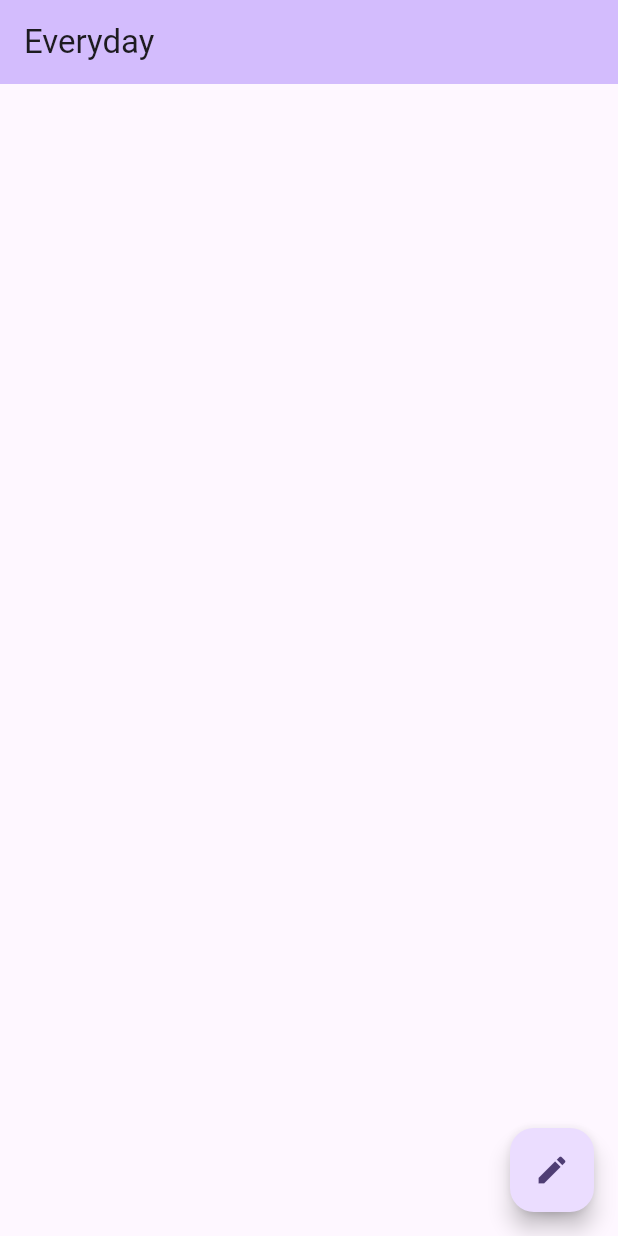
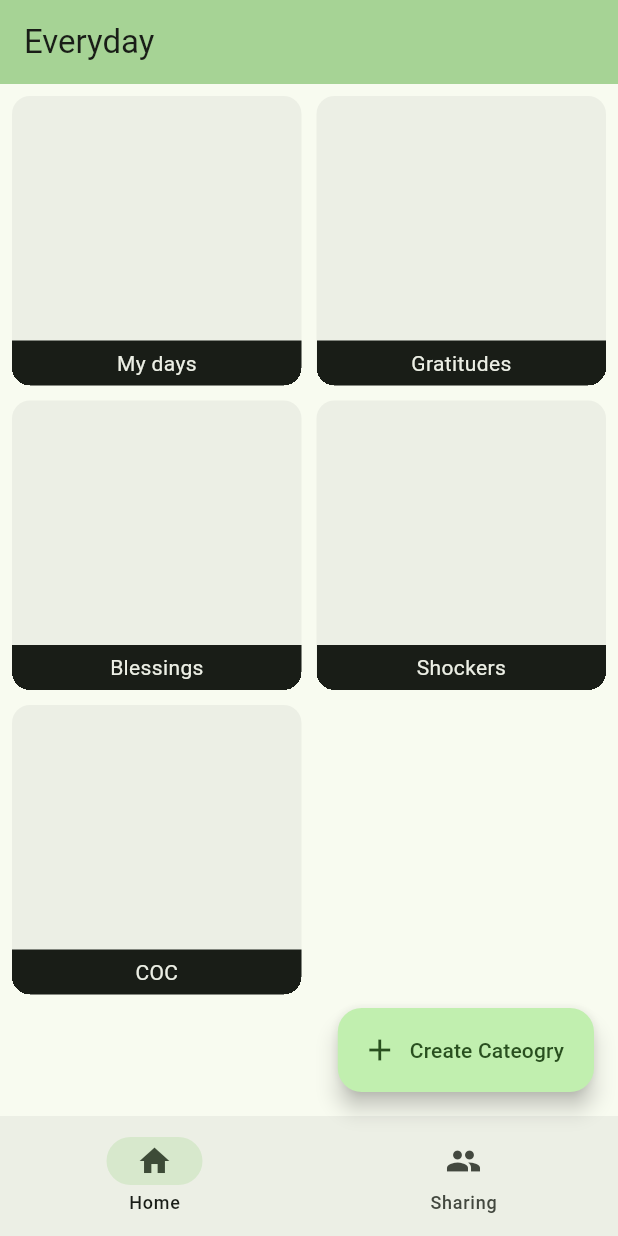
Before and after one commit to bolexyro/everyday, a Flutter app: the screen it shows after launch, on a phone screen of 412 x 824 dp. Run offline on Flutter 3.47's test engine with Material 3 defaults, Android fonts, the phone set to English and light mode, and no system bars.

Commit message:
Make UI changes to home screen

```diff
--- /dev/null
+++ b/lib/components/categories_grid_view.dart
@@ -0,0 +1,38 @@
+import 'package:flutter/material.dart';
+import 'package:flutter/rendering.dart';
+import 'package:myapp/components/category_block.dart';
+import 'package:myapp/models/category.dart';
+
+class CategoriesGridView extends StatelessWidget {
+  const CategoriesGridView({
+    super.key,
+    required this.categories,
+    required this.onScroll,
+  });
+  final List<Category> categories;
+  final void Function({required bool hide}) onScroll;
+
+  @override
+  Widget build(BuildContext context) {
+    return NotificationListener<ScrollNotification>(
+      onNotification: (scrollNotification) {
+        if (scrollNotification is UserScrollNotification) {
+          if (scrollNotification.direction == ScrollDirection.forward) {
+            onScroll(hide: false);
+          } else if (scrollNotification.direction == ScrollDirection.reverse) {
+            onScroll(hide: true);
+          }
+        }
+        return false;
+      },
+      child: GridView.count(
+        crossAxisCount: 2,
+        crossAxisSpacing: 10,
+        mainAxisSpacing: 10,
+        children: categories
+            .map((category) => CategoryBlock(category: category))
+            .toList(),
+      ),
+    );
+  }
+}
--- /dev/null
+++ b/lib/components/category_block.dart
@@ -0,0 +1,41 @@
+import 'package:flutter/material.dart';
+import 'package:myapp/core/extensions.dart';
+import 'package:myapp/models/category.dart';
+import 'package:myapp/screens/category_screen.dart';
+
+class CategoryBlock extends StatelessWidget {
+  const CategoryBlock({
+    super.key,
+    required this.category,
+  });
+
+  final Category category;
+  @override
+  Widget build(BuildContext context) {
+    return GestureDetector(
+      onTap: () => context.navigator
+          .push(context.route(CategoryScreen(category: category))),
+      child: Container(
+        clipBehavior: Clip.hardEdge,
+        alignment: Alignment.bottomCenter,
+        width: 200,
+        height: 100,
+        decoration: BoxDecoration(
+          borderRadius: BorderRadius.circular(12),
+          color: Theme.of(context).colorScheme.surfaceContainer,
+        ),
+        child: Container(
+          width: double.infinity,
+          height: 30,
+          color: context.colorScheme.onSurface,
+          child: Center(
+            child: Text(
+              category.name,
+              style: TextStyle(color: context.colorScheme.surfaceContainer),
+            ),
+          ),
+        ),
+      ),
+    );
+  }
+}
--- a/lib/components/expandable_fab.dart
+++ b/lib/components/expandable_fab.dart
@@ -121,7 +121,7 @@ class TapToOpenFab extends StatelessWidget {
           duration: const Duration(milliseconds: 250),
           child: FloatingActionButton(
             onPressed: toggle,
-            child: const Icon(Icons.create),
+            child: const Icon(Icons.add),
           ),
         ),
       ),
@@ -139,25 +139,11 @@ class TapToCloseFab extends StatelessWidget {
 
   @override
   Widget build(BuildContext context) {
-    return SizedBox(
-      width: 56,
-      height: 56,
-      child: Center(
-        child: Material(
-          shape: const CircleBorder(),
-          clipBehavior: Clip.antiAlias,
-          elevation: 4,
-          child: InkWell(
-            onTap: toggle,
-            child: Padding(
-              padding: const EdgeInsets.all(8),
-              child: Icon(
-                Icons.close,
-                color: Theme.of(context).primaryColor,
-              ),
-            ),
-          ),
-        ),
+    return FloatingActionButton.small(
+      onPressed: toggle,
+      child: Icon(
+        Icons.close,
+        color: Theme.of(context).primaryColor,
       ),
     );
   }
--- /dev/null
+++ b/lib/core/app_colors.dart
@@ -0,0 +1,5 @@
+import 'package:flutter/material.dart';
+
+class AppColors {
+  static const neonGreen = Color.fromARGB(255, 57, 255, 20);
+}
--- a/lib/main.dart
+++ b/lib/main.dart
@@ -1,4 +1,5 @@
 import 'package:flutter/material.dart';
+import 'package:myapp/core/app_colors.dart';
 import 'package:myapp/screens/home_screen.dart';
 
 void main() {
@@ -11,9 +12,10 @@ class MyApp extends StatelessWidget {
   @override
   Widget build(BuildContext context) {
     return MaterialApp(
+      debugShowCheckedModeBanner: false,
       title: 'Everyday',
       theme: ThemeData(
-        colorScheme: ColorScheme.fromSeed(seedColor: Colors.deepPurple),
+        colorScheme: ColorScheme.fromSeed(seedColor: AppColors.neonGreen),
         useMaterial3: true,
       ),
       home: const HomeScreen(),
--- /dev/null
+++ b/lib/models/category.dart
@@ -0,0 +1,4 @@
+class Category {
+  Category({required this.name});
+  final String name;
+}
--- a/lib/screens/home_screen.dart
+++ b/lib/screens/home_screen.dart
@@ -1,9 +1,38 @@
 import 'package:flutter/material.dart';
-import 'package:myapp/components/expandable_fab.dart';
-import 'package:myapp/components/file_category_dialog.dart';
+import 'package:myapp/components/categories_grid_view.dart';
+import 'package:myapp/components/create_category_dialog.dart';
+import 'package:myapp/models/category.dart';
 
-class HomeScreen extends StatelessWidget {
+class HomeScreen extends StatefulWidget {
   const HomeScreen({super.key});
+
+  @override
+  State<HomeScreen> createState() => _HomeScreenState();
+}
+
+class _HomeScreenState extends State<HomeScreen> {
+  int _currentPageIndex = 0;
+  final List<Category> _categories = [
+    Category(name: 'My days'),
+    Category(name: 'Gratitudes'),
+    Category(name: 'Blessings'),
+    Category(name: 'Shockers'),
+    Category(name: 'COC'),
+  ];
+
+  bool _fabIsHidden = false;
+
+  void _addCategory(String categoryName) {
+    setState(() {
+      _categories.add(Category(name: categoryName));
+    });
+  }
+
+  void _hideUnhideFab({required bool hide}) {
+    setState(() {
+      _fabIsHidden = hide;
+    });
+  }
 
   @override
   Widget build(BuildContext context) {
@@ -12,21 +41,40 @@ class HomeScreen extends StatelessWidget {
         backgroundColor: Theme.of(context).colorScheme.inversePrimary,
         title: const Text('Everyday'),
       ),
-      body: const Center(),
-      floatingActionButton: ExpandableFab(
-        initialOpen: false,
-        distance: 60,
-        children: [
-          ActionButton(
-            onPressed: () => showAdaptiveDialog(
-              context: context,
-              builder: (context) => const FileCategoryDialog(),
+      body: Padding(
+        padding: const EdgeInsets.symmetric(horizontal: 8.0)
+            .add(const EdgeInsets.only(top: 8)),
+        child: CategoriesGridView(
+          categories: _categories,
+          onScroll: _hideUnhideFab,
+        ),
+      ),
+      floatingActionButton: _fabIsHidden
+          ? null
+          : FloatingActionButton.extended(
+              onPressed: () => showAdaptiveDialog(
+                context: context,
+                builder: (context) =>
+                    CreateCategoryDialog(onCategoryCreated: _addCategory),
+              ),
+              label: const Text('Create Cateogry'),
+              icon: const Icon(Icons.add),
             ),
-            icon: const Icon(Icons.videocam),
+      bottomNavigationBar: NavigationBar(
+        onDestinationSelected: (int index) {
+          setState(() {
+            _currentPageIndex = index;
+          });
+        },
+        selectedIndex: _currentPageIndex,
+        destinations: const [
+          NavigationDestination(
+            icon: Icon(Icons.home),
+            label: 'Home',
           ),
-          const ActionButton(
-            onPressed: null,
-            icon: Icon(Icons.insert_photo),
+          NavigationDestination(
+            icon: Icon(Icons.people),
+            label: 'Sharing',
           ),
         ],
       ),
```
Also changed, not shown: lib/components/create_category_dialog.dart (added, +37 -0 lines), lib/components/file_category_dialog.dart (deleted, +0 -15 lines), lib/core/extensions.dart (added, +10 -0 lines), lib/screens/category_screen.dart (added, +23 -0 lines).
